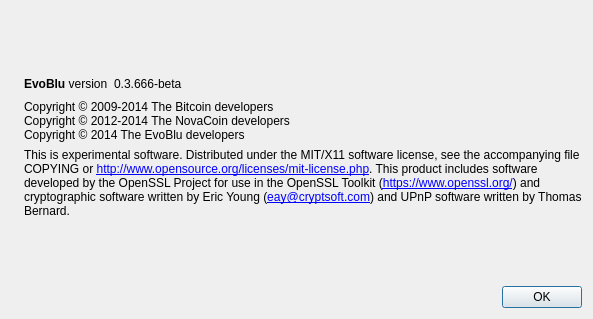
This is src/qt/forms/aboutdialog.ui in EvoBlu/Evoblu-master as Qt 5 draws it before an edit. The edited form follows.
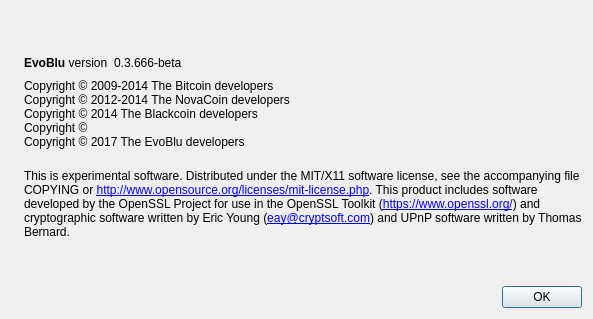
This is the edited form. Icons and pictures are not drawn.

```diff
--- a/src/qt/forms/aboutdialog.ui
+++ b/src/qt/forms/aboutdialog.ui
@@ -93,7 +93,10 @@
        <property name="text">
         <string>Copyright © 2009-2014 The Bitcoin developers
 Copyright © 2012-2014 The NovaCoin developers
-Copyright © 2014 The EvoBlu developers</string>
+Copyright © 2014 The Blackcoin developers 
+Copyright © 
+Copyright © 2017 The EvoBlu developers
+</string>
        </property>
        <property name="textInteractionFlags">
         <set>Qt::LinksAccessibleByMouse|Qt::TextSelectableByKeyboard|Qt::TextSelectableByMouse</set>
```
